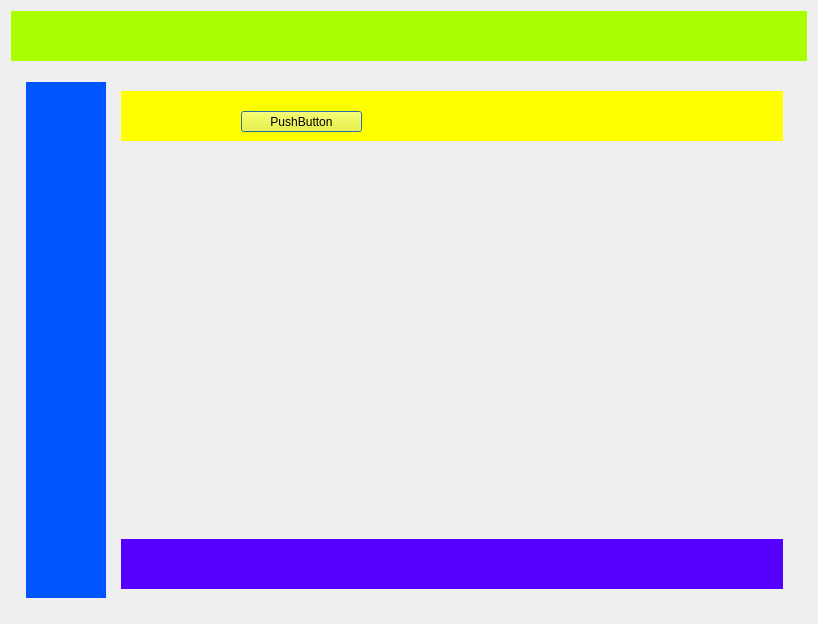
First picture: the form in KFileDialog/kfiledialog.ui, repository CryFeiFei/KFileDialog, before the edit.
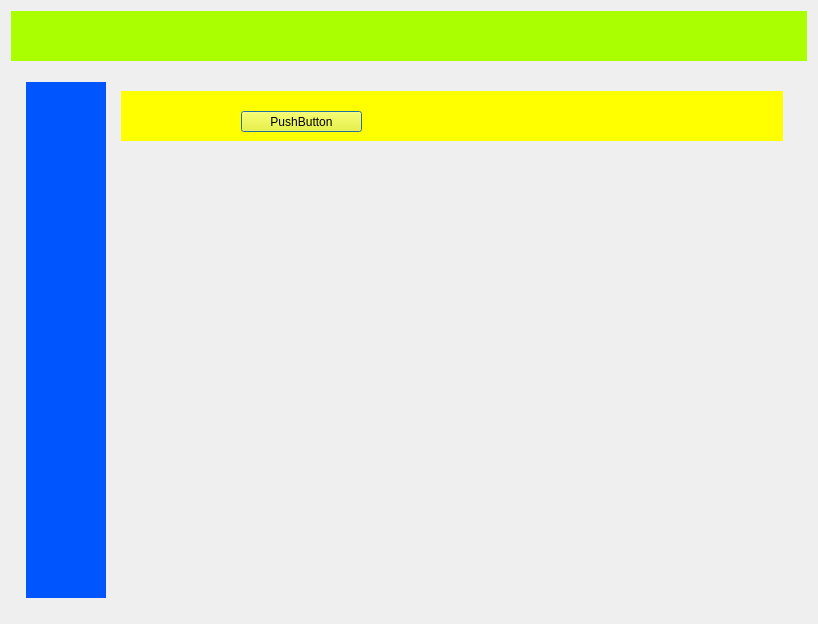
Second picture: the form after the edit. Custom widgets are drawn as their Qt base class.

```diff
--- a/KFileDialog/kfiledialog.ui
+++ b/KFileDialog/kfiledialog.ui
@@ -142,25 +142,6 @@
                </layout>
               </widget>
              </item>
-             <item>
-              <widget class="QWidget" name="filterBar" native="true">
-               <property name="sizePolicy">
-                <sizepolicy hsizetype="Preferred" vsizetype="Fixed">
-                 <horstretch>0</horstretch>
-                 <verstretch>0</verstretch>
-                </sizepolicy>
-               </property>
-               <property name="minimumSize">
-                <size>
-                 <width>0</width>
-                 <height>50</height>
-                </size>
-               </property>
-               <property name="styleSheet">
-                <string notr="true">background-color: rgb(85, 0, 255);</string>
-               </property>
-              </widget>
-             </item>
             </layout>
            </item>
           </layout>
```
